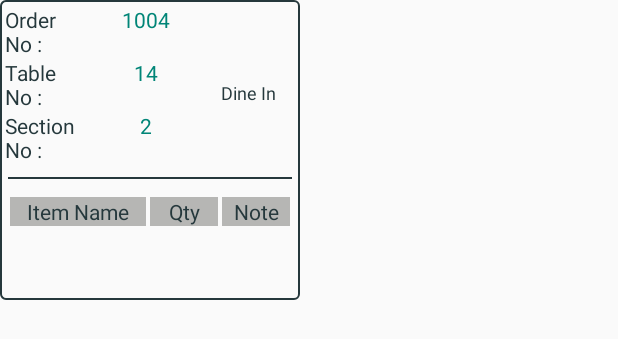
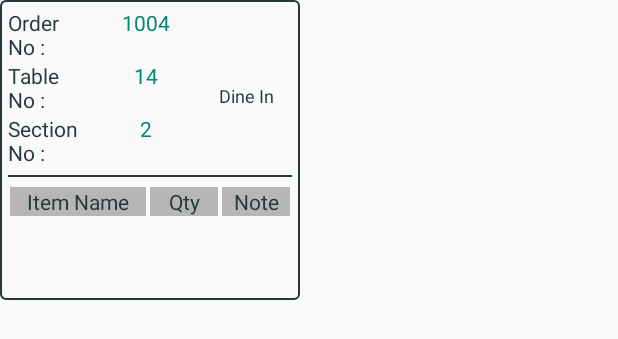
Before and after one commit to SundosAlTamimi/RPK-Falcons, an Android app: the layout orders_row.xml on its own in the app's theme, with its tools: preview values and no code run, on a phone screen of 412 x 824 dp. Shown: the top 339 px of the screen. Run offline under Robolectric (Android 15) with nearby library versions, the phone set to English and light mode, and no system bars; network calls fail.

Commit message:
order_row

```diff
--- a/app/src/main/res/layout/orders_row.xml
+++ b/app/src/main/res/layout/orders_row.xml
@@ -12,7 +12,7 @@
         android:id="@+id/orders_row_container_layout"
         android:layout_width="match_parent"
         android:layout_height="wrap_content"
-        android:layout_margin="3dp"
+        android:layout_margin="5dp"
         android:orientation="horizontal">
 
         <LinearLayout
@@ -127,7 +127,6 @@
         android:layout_width="fill_parent"
         android:layout_height="1dp"
         android:layout_marginHorizontal="5dp"
-        android:layout_marginVertical="5dp"
         android:background="@color/text_color" />
 
     <LinearLayout
```
